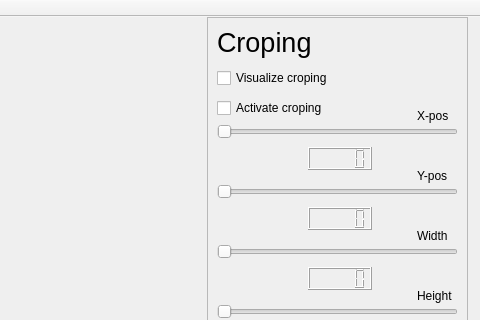
Above: ui/main_window.ui from thohel/QtRosSerialScannerApplication before the change; both pictures show x 713 to 1193 and y 0 to 320 of the 1193 by 899 pixel window. Below: the same form after it.
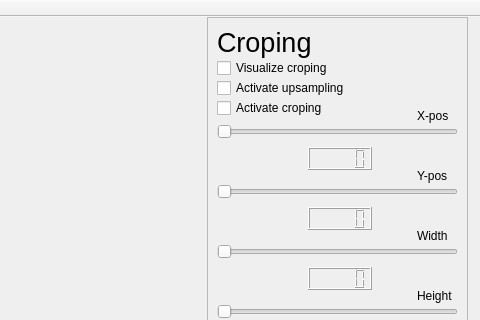
That is the form after the change.

Commit message: Refactor some filtering, add confidence checking

What changed in the file:
```diff
--- a/ui/main_window.ui
+++ b/ui/main_window.ui
@@ -509,7 +509,7 @@
      <property name="geometry">
       <rect>
        <x>10</x>
-       <y>50</y>
+       <y>40</y>
        <width>221</width>
        <height>22</height>
       </rect>
@@ -518,6 +518,19 @@
       <string>Visualize croping</string>
      </property>
     </widget>
+    <widget class="QCheckBox" name="upsampleCheckBox">
+     <property name="geometry">
+      <rect>
+       <x>10</x>
+       <y>60</y>
+       <width>171</width>
+       <height>22</height>
+      </rect>
+     </property>
+     <property name="text">
+      <string>Activate upsampling</string>
+     </property>
+    </widget>
    </widget>
    <widget class="QFrame" name="frame_2">
     <property name="geometry">
```
The commit also changes 2 other files.
